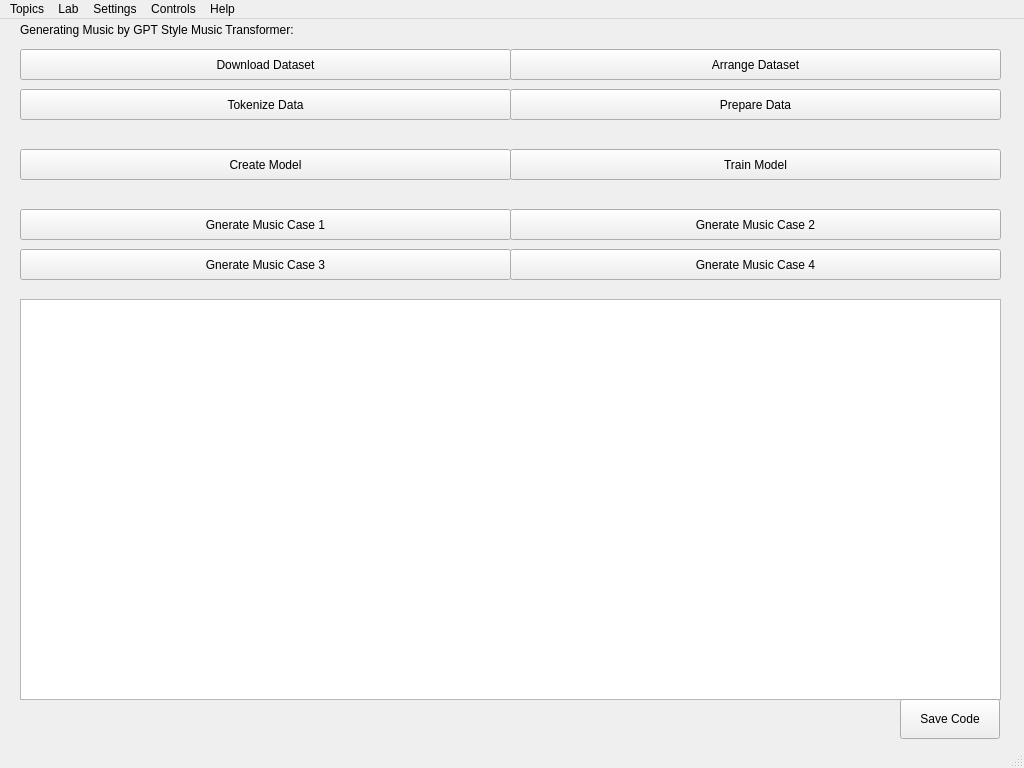
Above: ui.ui from mehrdadeahady/CV_with_ML_and_DL before the change. Below: the same form after it.
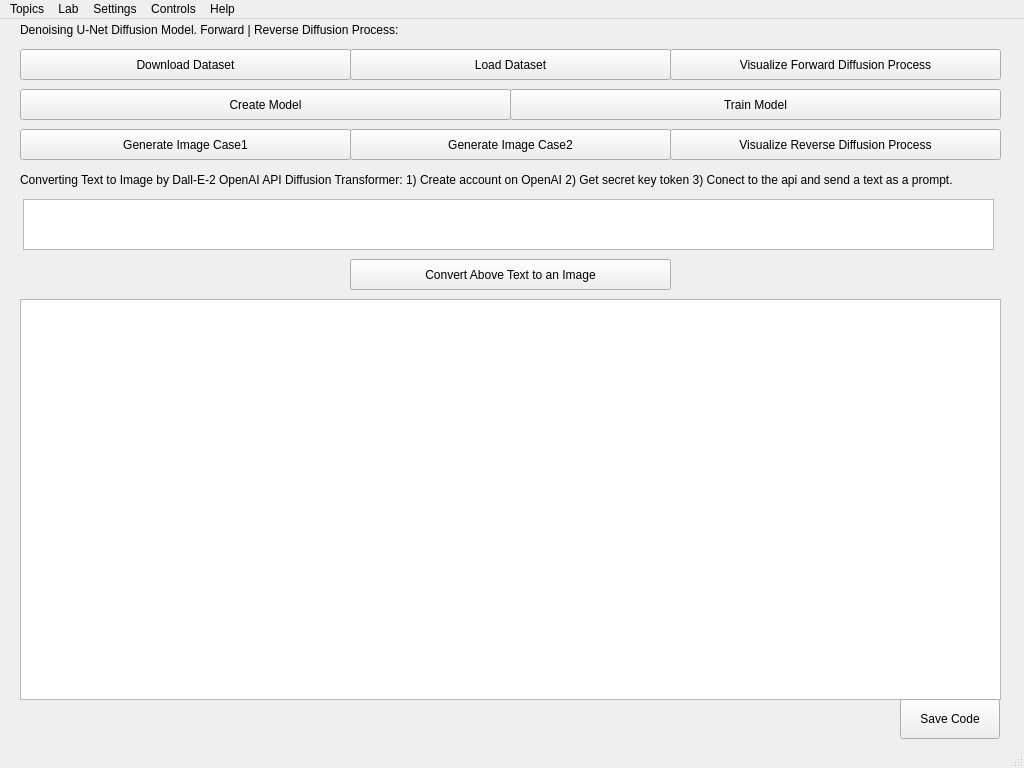
That is the form after the change. Icons and pictures are not drawn.

Commit message: UI for Converting Text to Image by Diffusion Transformer added.

```diff
--- a/ui.ui
+++ b/ui.ui
@@ -100,7 +100,7 @@
      </size>
     </property>
     <property name="currentIndex">
-     <number>17</number>
+     <number>18</number>
     </property>
     <widget class="QWidget" name="page_ImagesAndColorsManipulationsAndOprations">
      <property name="sizePolicy">
@@ -7431,6 +7431,184 @@
       </property>
      </widget>
     </widget>
+    <widget class="QWidget" name="page_TextToImageByDiffusion">
+     <widget class="QLabel" name="label_TextToImageByDiffusion">
+      <property name="geometry">
+       <rect>
+        <x>10</x>
+        <y>0</y>
+        <width>981</width>
+        <height>21</height>
+       </rect>
+      </property>
+      <property name="text">
+       <string>Denoising U-Net Diffusion Model. Forward | Reverse Diffusion Process:</string>
+      </property>
+     </widget>
+     <widget class="QTextBrowser" name="textBrowser_TextToImageByDiffusion">
+      <property name="geometry">
+       <rect>
+        <x>10</x>
+        <y>280</y>
+        <width>981</width>
+        <height>401</height>
+       </rect>
+      </property>
+     </widget>
+     <widget class="QPushButton" name="pushButton_SaveCode_TextToImageByDiffusion">
+      <property name="geometry">
+       <rect>
+        <x>890</x>
+        <y>680</y>
+        <width>100</width>
+        <height>40</height>
+       </rect>
+      </property>
+      <property name="text">
+       <string>Save Code</string>
+      </property>
+     </widget>
+     <widget class="QPushButton" name="pushButton_LoadDataset_TextToImageByDiffusion">
+      <property name="geometry">
+       <rect>
+        <x>340</x>
+        <y>30</y>
+        <width>321</width>
+        <height>31</height>
+       </rect>
+      </property>
+      <property name="text">
+       <string>Load Dataset</string>
+      </property>
+     </widget>
+     <widget class="QPushButton" name="pushButton_DownloadDataset_TextToImageByDiffusion">
+      <property name="geometry">
+       <rect>
+        <x>10</x>
+        <y>30</y>
+        <width>331</width>
+        <height>31</height>
+       </rect>
+      </property>
+      <property name="text">
+       <string>Download Dataset</string>
+      </property>
+     </widget>
+     <widget class="QPushButton" name="pushButton_VisualizeForwardDiffusionProcess_TextToImageByDiffusion">
+      <property name="geometry">
+       <rect>
+        <x>660</x>
+        <y>30</y>
+        <width>331</width>
+        <height>31</height>
+       </rect>
+      </property>
+      <property name="text">
+       <string>Visualize Forward Diffusion Process</string>
+      </property>
+     </widget>
+     <widget class="QPushButton" name="pushButton_CreateModel_TextToImageByDiffusion">
+      <property name="geometry">
+       <rect>
+        <x>10</x>
+        <y>70</y>
+        <width>491</width>
+        <height>31</height>
+       </rect>
+      </property>
+      <property name="text">
+       <string>Create Model</string>
+      </property>
+     </widget>
+     <widget class="QPushButton" name="pushButton_TrainModel_TextToImageByDiffusion">
+      <property name="geometry">
+       <rect>
+        <x>500</x>
+        <y>70</y>
+        <width>491</width>
+        <height>31</height>
+       </rect>
+      </property>
+      <property name="text">
+       <string>Train Model</string>
+      </property>
+     </widget>
+     <widget class="QPushButton" name="pushButton_GenerateImageCase1_TextToImageByDiffusion">
+      <property name="geometry">
+       <rect>
+        <x>10</x>
+        <y>110</y>
+        <width>331</width>
+        <height>31</height>
+       </rect>
+      </property>
+      <property name="text">
+       <string>Generate Image Case1</string>
+      </property>
+     </widget>
+     <widget class="QPushButton" name="pushButton_GenerateImageCase2_TextToImageByDiffusion">
+      <property name="geometry">
+       <rect>
+        <x>340</x>
+        <y>110</y>
+        <width>321</width>
+        <height>31</height>
+       </rect>
+      </property>
+      <property name="text">
+       <string>Generate Image Case2</string>
+      </property>
+     </widget>
+     <widget class="QPushButton" name="pushButton_GenerateImageCase3_TextToImageByDiffusion">
+      <property name="geometry">
+       <rect>
+        <x>660</x>
+        <y>110</y>
+        <width>331</width>
+        <height>31</height>
+       </rect>
+      </property>
+      <property name="text">
+       <string>Visualize Reverse Diffusion Process</string>
+      </property>
+     </widget>
+     <widget class="QPushButton" name="pushButton_ConvertTextToImage_TextToImageByDiffusion">
+      <property name="geometry">
+       <rect>
+        <x>340</x>
+        <y>240</y>
+        <width>321</width>
+        <height>31</height>
+       </rect>
+      </property>
+      <property name="text">
+       <string>Convert Above Text to an Image</string>
+      </property>
+     </widget>
+     <widget class="QPlainTextEdit" name="plainTextEdit_TextToImageByDiffusion">
+      <property name="geometry">
+       <rect>
+        <x>13</x>
+        <y>180</y>
+        <width>971</width>
+        <height>51</height>
+       </rect>
+      </property>
+     </widget>
+     <widget class="QLabel" name="label_TextToImage_TextToImageByDiffusion">
+      <property name="geometry">
+       <rect>
+        <x>10</x>
+        <y>150</y>
+        <width>981</width>
+        <height>21</height>
+       </rect>
+      </property>
+      <property name="text">
+       <string>Converting Text to Image by Dall-E-2 OpenAI API Diffusion Transformer: 1) Create account on OpenAI 2) Get secret key token 3) Conect to the api and send a text as a prompt.</string>
+      </property>
+     </widget>
+    </widget>
     <widget class="QWidget" name="page_AboutAuthorDeveloper">
      <widget class="QTextBrowser" name="textBrowser_AboutAuthorDeveloper">
       <property name="geometry">
```
The commit also changes 4 other files.
